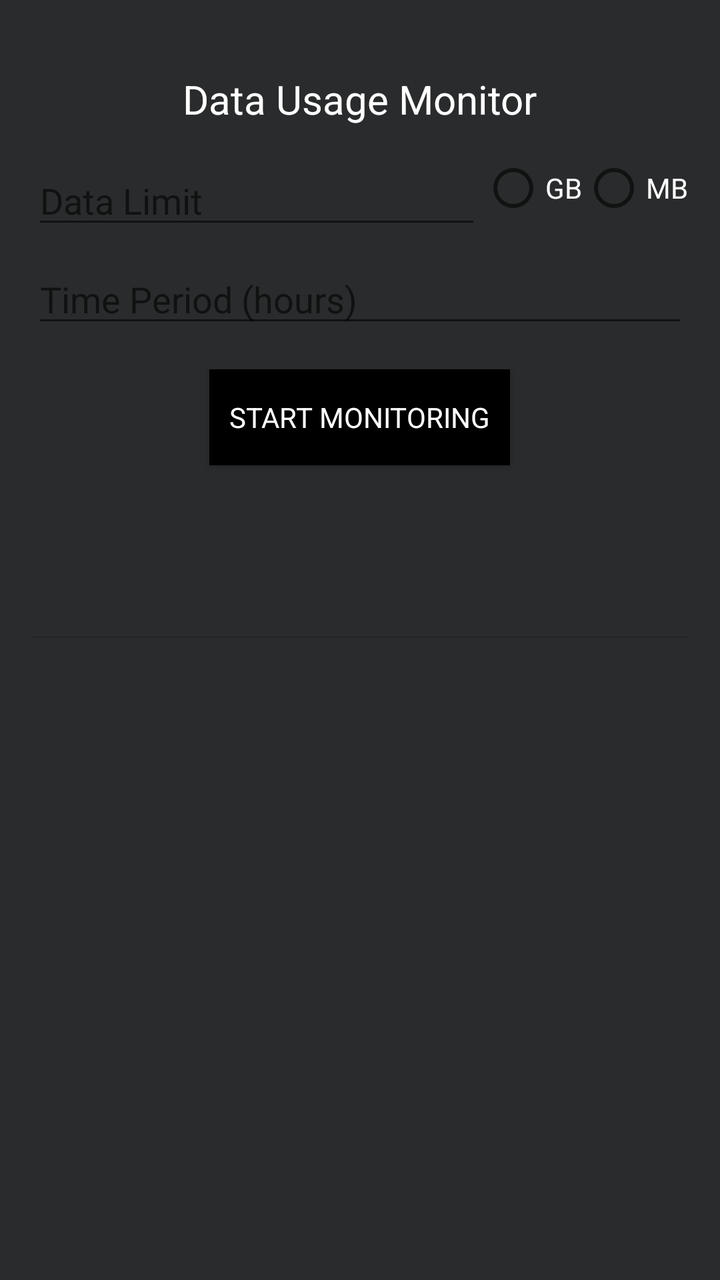
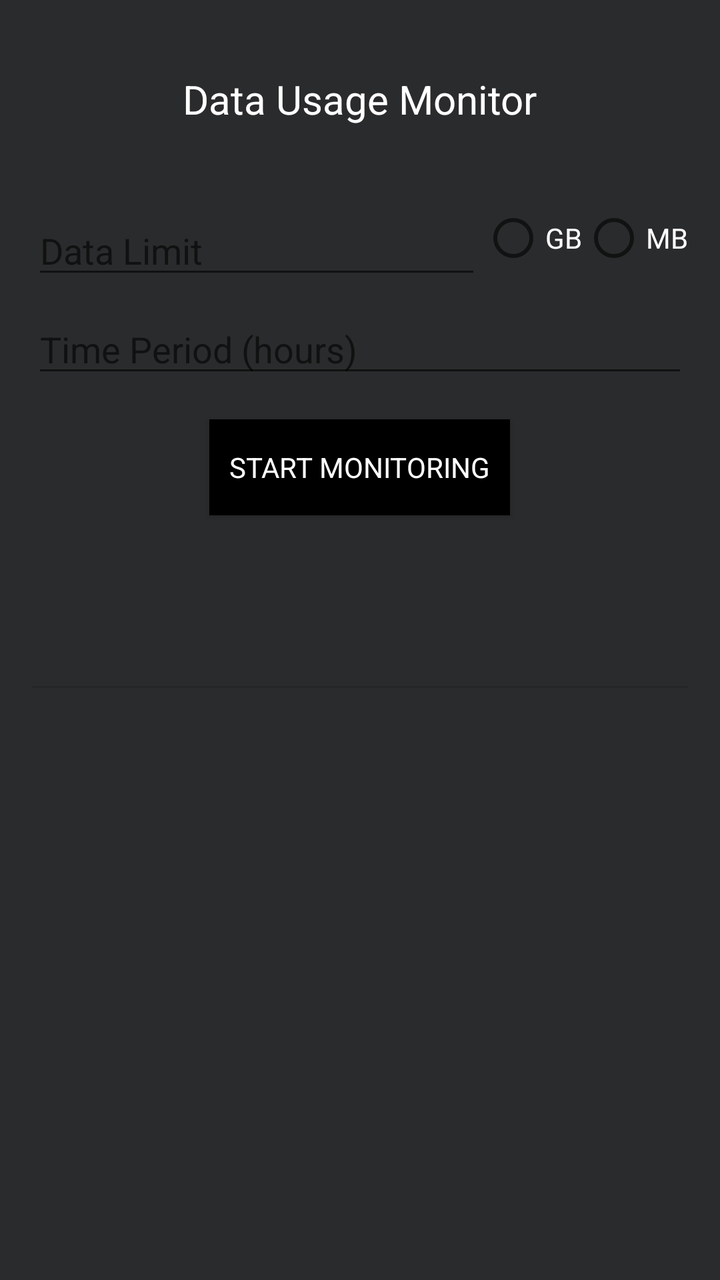

Two renders of the same Android screen: before a commit and after it. Below are the layout's source before the change and the commit's diff.
<!-- AndroidManifest.xml: activity theme Theme.MakeYourPhoneYours -->
<!-- res/layout/activity_main.xml -->
<?xml version="1.0" encoding="utf-8"?>
<LinearLayout xmlns:android="http://schemas.android.com/apk/res/android"
    xmlns:tools="http://schemas.android.com/tools"
    android:layout_width="match_parent"
    android:layout_height="match_parent"
    android:background="#2A2B2C"
    android:orientation="vertical"
    android:padding="16dp"
    tools:context=".MainActivity">

    <TextView
        android:layout_width="wrap_content"
        android:layout_height="wrap_content"
        android:layout_gravity="center_horizontal"
        android:layout_marginTop="20dp"
        android:layout_marginBottom="15dp"
        android:text="Data Usage Monitor"
        android:textColor="@color/white"
        android:textSize="20sp" />

    <LinearLayout
        android:layout_width="match_parent"
        android:layout_height="wrap_content"
        android:orientation="horizontal">

        <EditText
            android:id="@+id/data_limit_gb"
            android:layout_width="0dp"
            android:layout_height="wrap_content"
            android:layout_weight="1"
            android:hint="Data Limit"
            android:inputType="numberDecimal"
            android:textColor="@color/white" />

        <RadioGroup
            android:id="@+id/unit_radio_group"
            android:layout_width="wrap_content"
            android:layout_height="wrap_content"
            android:orientation="horizontal">

            <RadioButton
                android:id="@+id/gb_radio_button"
                android:layout_width="wrap_content"
                android:layout_height="wrap_content"
                android:text="GB"
                android:textColor="@color/white" />

            <RadioButton
                android:id="@+id/mb_radio_button"
                android:layout_width="wrap_content"
                android:layout_height="wrap_content"
                android:text="MB"
                android:textColor="@color/white" />
        </RadioGroup>
    </LinearLayout>

    <EditText
        android:id="@+id/time_period_hours"
        android:layout_width="match_parent"
        android:layout_height="wrap_content"
        android:layout_marginTop="8dp"
        android:hint="Time Period (hours)"
        android:inputType="number"
        android:textColor="@color/white" />

    <Button
        android:id="@+id/start_service_button"
        android:layout_width="wrap_content"
        android:layout_height="wrap_content"
        android:layout_gravity="center_horizontal"
        android:layout_marginTop="16dp"
        android:background="@color/black"
        android:padding="10dp"
        android:text="Start Monitoring"
        android:textColor="@color/white" />

    <TextView
        android:id="@+id/configured_values_textview"
        android:layout_width="wrap_content"
        android:layout_height="wrap_content"
        android:layout_marginTop="24dp"
        android:textSize="16sp" />

    <TextView
        android:id="@+id/data_consumed_textview"
        android:layout_width="wrap_content"
        android:layout_height="wrap_content"
        android:layout_marginTop="8dp"
        android:layout_marginBottom="10dp"
        android:textSize="16sp" />

    <View
        android:id="@+id/divider"
        android:layout_width="match_parent"
        android:layout_height="1dp"
        android:background="?android:attr/listDivider" />

</LinearLayout>
<!-- resources referenced by this layout -->
<resources>
  <color name="black">#FF000000</color>
  <color name="white">#FFFFFFFF</color>
  <style name="Theme.MakeYourPhoneYours" parent="Theme.AppCompat.DayNight.DarkActionBar">
          
          <item name="colorPrimary">#000000</item>
          <item name="android:fontFamily">@font/roboto</item>
          
          <item name="android:statusBarColor" tools:targetApi="l">?attr/colorPrimary</item>
          
  
      </style>
</resources>

<!-- the commit's change to res/layout/activity_main.xml (unified diff, before → after) -->
@@ -13,7 +13,7 @@
         android:layout_height="wrap_content"
         android:layout_gravity="center_horizontal"
         android:layout_marginTop="20dp"
-        android:layout_marginBottom="15dp"
+        android:layout_marginBottom="40dp"
         android:text="Data Usage Monitor"
         android:textColor="@color/white"
         android:textSize="20sp" />
